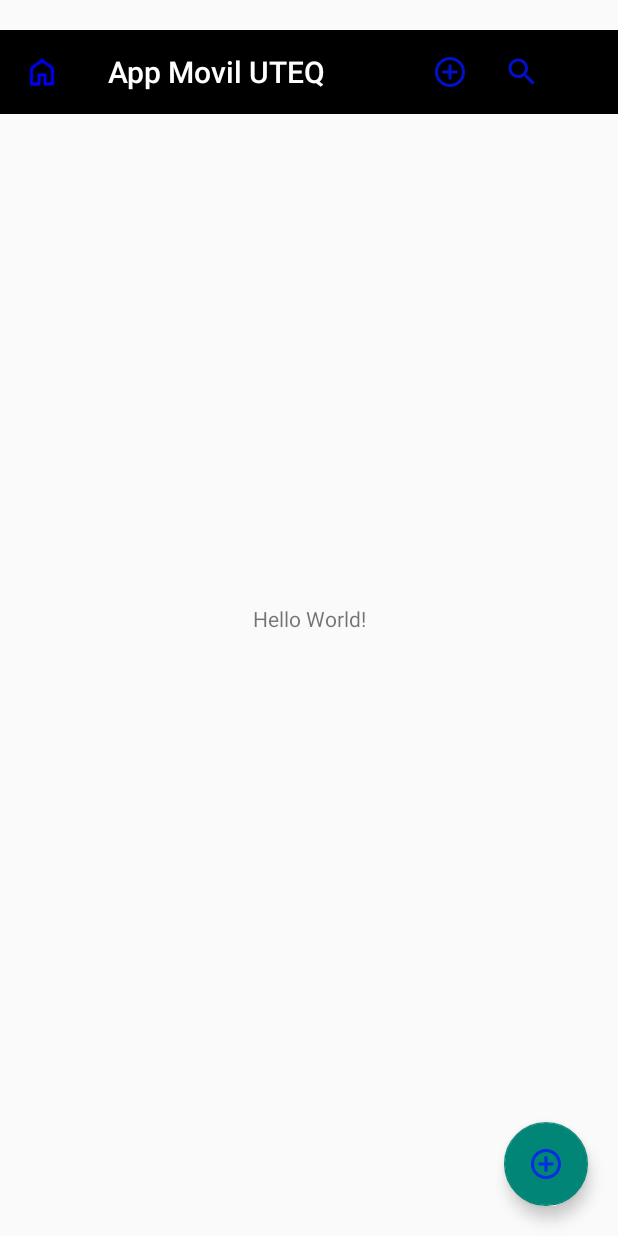
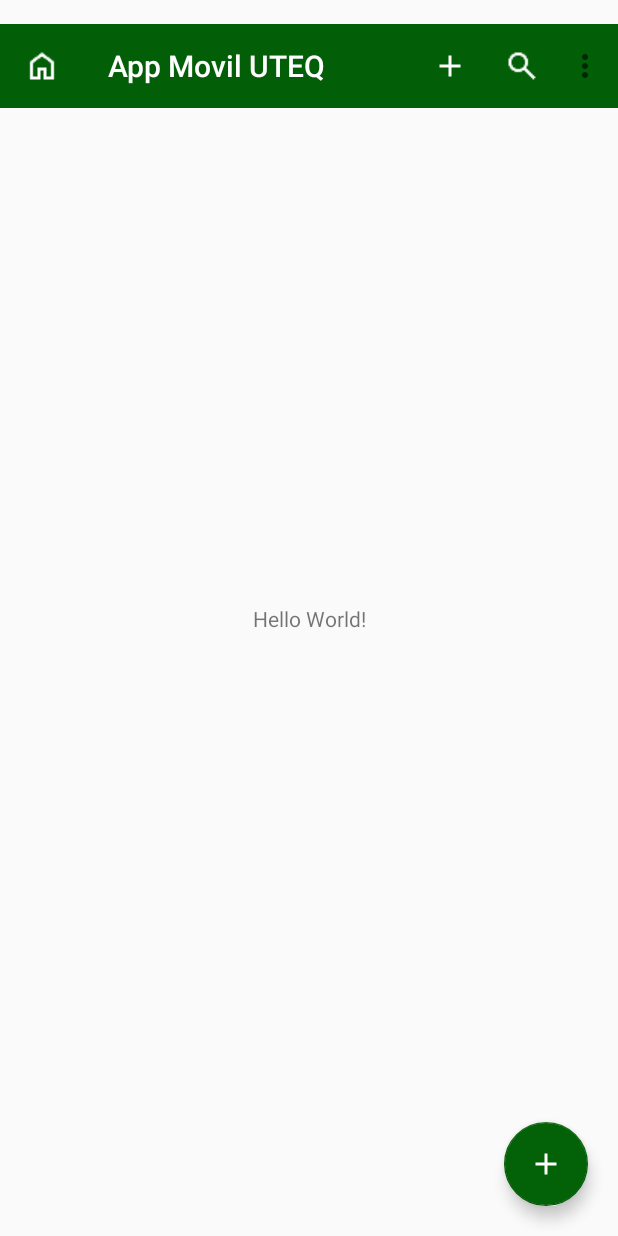
Before and after one commit to SMichiUwU/NavigationView, an Android app: the screen it shows after launch (MainActivity), on a phone screen of 412 x 824 dp. Run offline under Robolectric (Android 15) with nearby library versions, the phone set to English and light mode, and no system bars.

Commit message:
App Color

```diff
--- a/app/src/main/res/drawable-anydpi/ic_nuevo.xml
+++ /dev/null
@@ -1,11 +0,0 @@
-<vector xmlns:android="http://schemas.android.com/apk/res/android"
-    android:width="24dp"
-    android:height="24dp"
-    android:viewportWidth="24"
-    android:viewportHeight="24"
-    android:tint="#0015FF"
-    android:alpha="0.8">
-  <path
-      android:fillColor="@android:color/white"
-      android:pathData="M13,7h-2v4L7,11v2h4v4h2v-4h4v-2h-4L13,7zM12,2C6.48,2 2,6.48 2,12s4.48,10 10,10 10,-4.48 10,-10S17.52,2 12,2zM12,20c-4.41,0 -8,-3.59 -8,-8s3.59,-8 8,-8 8,3.59 8,8 -3.59,8 -8,8z"/>
-</vector>
--- a/app/src/main/res/drawable-anydpi/ic_search.xml
+++ /dev/null
@@ -1,11 +0,0 @@
-<vector xmlns:android="http://schemas.android.com/apk/res/android"
-    android:width="24dp"
-    android:height="24dp"
-    android:viewportWidth="24"
-    android:viewportHeight="24"
-    android:tint="#0015FF"
-    android:alpha="0.8">
-  <path
-      android:fillColor="@android:color/white"
-      android:pathData="M15.5,14h-0.79l-0.28,-0.27C15.41,12.59 16,11.11 16,9.5 16,5.91 13.09,3 9.5,3S3,5.91 3,9.5 5.91,16 9.5,16c1.61,0 3.09,-0.59 4.23,-1.57l0.27,0.28v0.79l5,4.99L20.49,19l-4.99,-5zM9.5,14C7.01,14 5,11.99 5,9.5S7.01,5 9.5,5 14,7.01 14,9.5 11.99,14 9.5,14z"/>
-</vector>
--- a/app/src/main/res/layout/activity_main.xml
+++ b/app/src/main/res/layout/activity_main.xml
@@ -11,14 +11,16 @@
         android:id="@+id/topAppBar"
         android:layout_width="match_parent"
         android:layout_height="wrap_content"
+        android:layout_marginTop="16dp"
+        android:background="#035F07"
         android:minHeight="?attr/actionBarSize"
+        app:layout_constraintEnd_toEndOf="parent"
+        app:layout_constraintStart_toStartOf="parent"
+        app:layout_constraintTop_toTopOf="parent"
+        app:menu="@menu/menu"
+        app:navigationIcon="@drawable/ic_home"
         app:title="App Movil UTEQ"
-        app:menu="@menu/menu"
-        app:layout_constraintTop_toTopOf="parent"
-        android:layout_marginTop="20dp"
-        android:background="@color/black"
-        app:titleTextColor="@color/white"
-        app:navigationIcon="@drawable/icon_home" />
+        app:titleTextColor="@color/white" />
 
     <com.google.android.material.floatingactionbutton.FloatingActionButton
         android:id="@+id/floating_action_button"
@@ -26,10 +28,11 @@
         android:layout_height="wrap_content"
         android:layout_margin="20dp"
         android:contentDescription="Add"
+        android:onClick="onClickFAB"
+        app:backgroundTint="#036107"
         app:layout_constraintBottom_toBottomOf="parent"
         app:layout_constraintRight_toRightOf="parent"
-        app:srcCompat="@drawable/ic_nuevo"
-        android:onClick="onClickFAB"/>
+        app:srcCompat="@drawable/ic_add" />
 
     <TextView
         android:layout_width="wrap_content"
--- a/app/src/main/res/menu/menu.xml
+++ b/app/src/main/res/menu/menu.xml
@@ -3,7 +3,7 @@
     xmlns:app="http://schemas.android.com/apk/res-auto">
     <item
         android:id="@+id/mnuNuevo"
-        android:icon="@drawable/ic_nuevo"
+        android:icon="@drawable/ic_add"
         android:orderInCategory="100"
         android:title="Nuevo"
         app:showAsAction="always">
@@ -21,7 +21,7 @@
 
     <item
         android:id="@+id/mnuSetting"
-        android:icon="@drawable/icon_settings"
+        android:icon="@drawable/ic_settings"
         android:orderInCategory="102"
         android:title="Config"
         app:showAsAction="never|withText">
```
Also changed, not shown: app/src/main/res/drawable-hdpi/ic_nuevo.png (deleted), app/src/main/res/drawable-hdpi/ic_search.png (deleted), app/src/main/res/drawable-mdpi/ic_nuevo.png (deleted), app/src/main/res/drawable-mdpi/ic_search.png (deleted), app/src/main/res/drawable-xhdpi/ic_nuevo.png (deleted), app/src/main/res/drawable-xhdpi/ic_search.png (deleted), app/src/main/res/drawable-xxhdpi/ic_nuevo.png (deleted), app/src/main/res/drawable-xxhdpi/ic_search.png (deleted), app/src/main/res/drawable/ic_add.png (added), app/src/main/res/drawable/ic_home.png (added), app/src/main/res/drawable/ic_search.png (added), app/src/main/res/drawable/ic_settings.png (added).
